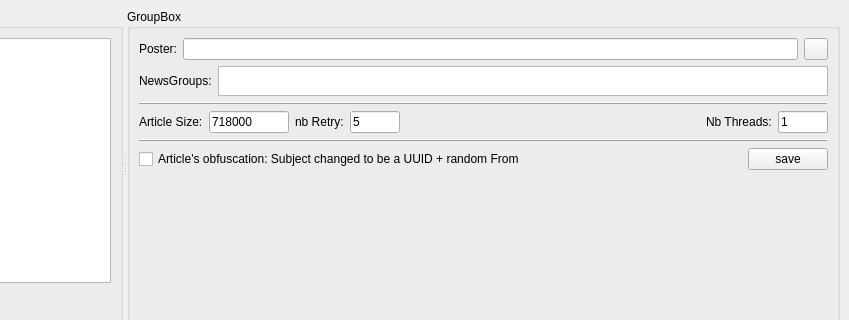
Old version of the form src/hmi/MainWindow.ui in the repository mbruel/ngPost; both pictures show x 259 to 1108 and y 0 to 320 of the 1108 by 709 pixel window.
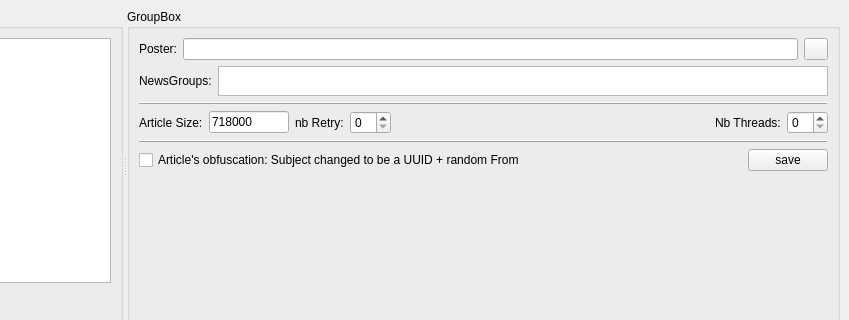
New version of the form. Icons and pictures are not drawn.

What changed in the file:
```diff
--- a/src/hmi/MainWindow.ui
+++ b/src/hmi/MainWindow.ui
@@ -213,20 +213,7 @@
             </widget>
            </item>
            <item>
-            <widget class="QLineEdit" name="nbRetryEdit">
-             <property name="maximumSize">
-              <size>
-               <width>50</width>
-               <height>16777215</height>
-              </size>
-             </property>
-             <property name="toolTip">
-              <string>number of retry in case of error on the connection or if an article is rejected (we would try with another UUID)</string>
-             </property>
-             <property name="text">
-              <string>5</string>
-             </property>
-            </widget>
+            <widget class="QSpinBox" name="nbRetrySB"/>
            </item>
            <item>
             <spacer name="horizontalSpacer_5">
@@ -252,20 +239,7 @@
             </widget>
            </item>
            <item>
-            <widget class="QLineEdit" name="threadEdit">
-             <property name="maximumSize">
-              <size>
-               <width>50</width>
-               <height>16777215</height>
-              </size>
-             </property>
-             <property name="toolTip">
-              <string>number of posting threads (all the connections are spread between them)</string>
-             </property>
-             <property name="text">
-              <string>1</string>
-             </property>
-            </widget>
+            <widget class="QSpinBox" name="threadSB"/>
            </item>
           </layout>
          </item>
```
